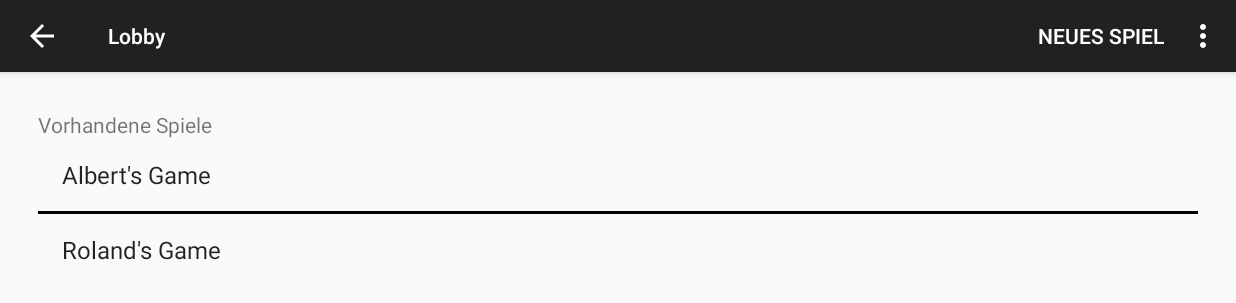
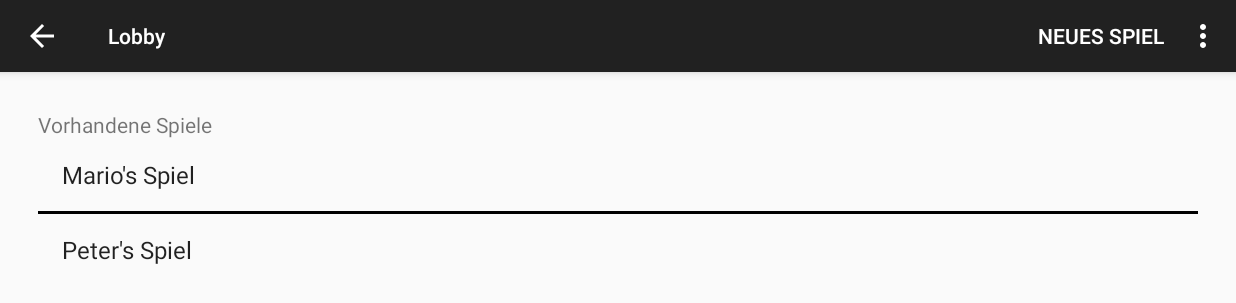
Before and after one commit to hawk23/unopp, an Android app: the LobbyActivity screen opened directly, with no data from a screen before it, on a phone screen of 824 x 412 dp (held sideways). Shown: the top 303 px of the screen. Run offline under Robolectric (Android 15) with nearby library versions, the phone set to English and light mode, and no system bars; libraries missing offline, so code that uses them is left out: org.ksoap2, org.ksoap2.serialization, org.ksoap2.transport; 6 statements that could not run were skipped.

Commit message:
displaying GameSessions based on server response.

```diff
--- a/app/src/main/java/com/gamble/unopp/LobbyActivity.java
+++ b/app/src/main/java/com/gamble/unopp/LobbyActivity.java
@@ -16,6 +16,7 @@ import com.gamble.unopp.connection.RequestProcessorCallback;
 import com.gamble.unopp.connection.requests.ListGamesRequest;
 import com.gamble.unopp.connection.response.ListGamesResponse;
 import com.gamble.unopp.connection.response.Response;
+import com.gamble.unopp.model.GameSession;
 
 import java.util.ArrayList;
 
@@ -66,13 +67,19 @@ public class LobbyActivity extends ActionBarActivity {
 
     private void listGamesFinished (ListGamesResponse response) {
 
-        //HACK: hardcoded result
-        ArrayList games = new ArrayList();
+        if (response != null) {
 
-        games.add("Albert's Game");
-        games.add("Roland's Game");
+            ArrayList games = new ArrayList();
 
-        displayAvailableGameSessions(games);
+            for (GameSession gs : response.getGameSessions()) {
+                games.add(gs);
+            }
+
+            displayAvailableGameSessions(games);
+        }
+        else {
+            // TODO
+        }
     }
 
     private void displayAvailableGameSessions(ArrayList games) {
--- a/app/src/main/java/com/gamble/unopp/model/GameSession.java
+++ b/app/src/main/java/com/gamble/unopp/model/GameSession.java
@@ -25,12 +25,16 @@ public class GameSession extends ModelObject {
         this.name = name;
         this.host = host;
         this.players = new ArrayList<Player>();
-        this.players.add(this.host);
-        this.host.setGameSession(this);
         this.currentPlayers = getCurrentPlayerCount();
         this.started = false;
+    }
 
+    public GameSession(int ID, String name) {
+
+        this (ID, name, null);
     }
+
+
 
     public int getCurrentPlayerCount() {
         return this.players.size();
@@ -103,4 +107,9 @@ public class GameSession extends ModelObject {
     public void setMaxPlayers(int maxPlayers) {
         this.maxPlayers = maxPlayers;
     }
+
+    @Override
+    public String toString() {
+        return this.getName();
+    }
 }
--- a/app/src/main/java/com/gamble/unopp/model/parsing/ModelParser.java
+++ b/app/src/main/java/com/gamble/unopp/model/parsing/ModelParser.java
@@ -15,6 +15,9 @@ public class ModelParser {
 
         if (type.equals(Player.class)) {
             return (T) parsePlayerFromElement(element);
+        }
+        else if (type.equals(GameSession.class)) {
+            return (T) parseGameSessionFromElement(element);
         }
 
         return null;
@@ -35,7 +38,7 @@ public class ModelParser {
         int         hostID              = Integer.parseInt(element.getElementsByTagName("host").item(0).getTextContent());
         int         maxPlayers          = Integer.parseInt(element.getElementsByTagName("maxPlayers").item(0).getTextContent());
 
-        GameSession gameSession         = new GameSession(id, name, null);
+        GameSession gameSession         = new GameSession(id, name);
         gameSession.setMaxPlayers(maxPlayers);
 
         NodeList players                = element.getElementsByTagName("Players");
--- a/app/src/main/res/layout/activity_main.xml
+++ b/app/src/main/res/layout/activity_main.xml
@@ -3,8 +3,7 @@
     android:layout_height="match_parent" android:paddingLeft="@dimen/activity_horizontal_margin"
     android:paddingRight="@dimen/activity_horizontal_margin"
     android:paddingTop="@dimen/activity_vertical_margin"
-    android:paddingBottom="@dimen/activity_vertical_margin" tools:context=".MainActivity"
-    android:background="#258e00">
+    android:paddingBottom="@dimen/activity_vertical_margin" tools:context=".MainActivity" >
 
     <ImageView
         android:layout_width="wrap_content"
```
